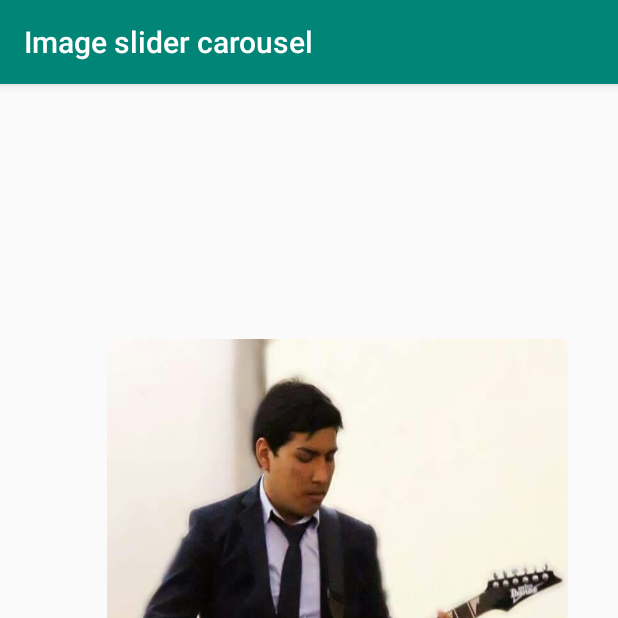
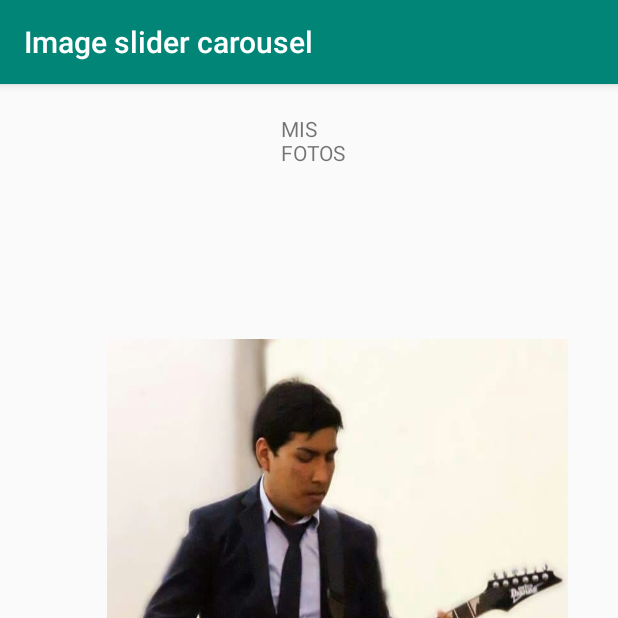
Before and after one commit to JosueDurand96/Image-Slider-Carousel-kotlin, an Android app: the screen it shows after launch (MainActivity), on a phone screen of 412 x 824 dp, the top half of it. Run offline under Robolectric (Android 15) with nearby library versions, the phone set to English and light mode, and no system bars.

```diff
--- a/app/build.gradle
+++ b/app/build.gradle
@@ -27,6 +27,9 @@ dependencies {
     implementation fileTree(dir: 'libs', include: ['*.jar'])
     implementation "org.jetbrains.kotlin:kotlin-stdlib-jdk7:$kotlin_version"
     implementation 'androidx.appcompat:appcompat:1.1.0'
+
+    implementation 'androidx.cardview:cardview:1.0.0'
+    implementation 'com.google.android.material:material:1.0.0'
     implementation 'androidx.core:core-ktx:1.1.0'
     implementation 'androidx.constraintlayout:constraintlayout:1.1.3'
     testImplementation 'junit:junit:4.12'
--- a/app/src/main/res/layout/activity_main.xml
+++ b/app/src/main/res/layout/activity_main.xml
@@ -5,6 +5,18 @@
     android:layout_width="match_parent"
     android:layout_height="match_parent"
     tools:context=".MainActivity">
+    <TextView
+        android:id="@+id/textView"
+        android:layout_marginTop="20dp"
+        android:layout_width="wrap_content"
+        android:layout_height="wrap_content"
+        android:layout_alignParentStart="true"
+        android:layout_alignParentEnd="true"
+        android:layout_marginStart="187dp"
+        android:layout_marginEnd="166dp"
+        android:layout_marginBottom="134dp"
+        android:text="MIS FOTOS" />
+
 
     <androidx.viewpager.widget.ViewPager
         android:id="@+id/viewpager"
@@ -21,7 +33,8 @@
         android:layout_marginTop="170dp"
         android:layout_marginEnd="33dp"
         android:layout_marginRight="33dp"
-        android:layout_marginBottom="249dp"
- />
+        android:layout_marginBottom="249dp" />
+
+
 
 </RelativeLayout>
```
